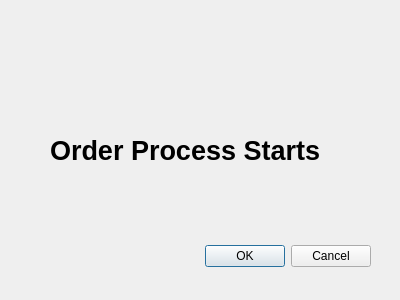
DirgeForge/tripping-octo-boo, file messagebox.ui: the form before one commit.
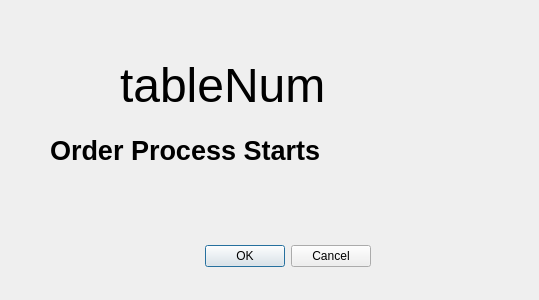
The form after the commit.

Commit message: Added table numbers to order menu

What changed in the file:
```diff
--- a/messagebox.ui
+++ b/messagebox.ui
@@ -6,7 +6,7 @@
    <rect>
     <x>0</x>
     <y>0</y>
-    <width>400</width>
+    <width>539</width>
     <height>300</height>
    </rect>
   </property>
@@ -34,7 +34,7 @@
     <rect>
      <x>50</x>
      <y>110</y>
-     <width>301</width>
+     <width>381</width>
      <height>81</height>
     </rect>
    </property>
@@ -52,6 +52,30 @@
     <string>Order Process Starts</string>
    </property>
   </widget>
+  <widget class="QLabel" name="displayTableNumber">
+   <property name="geometry">
+    <rect>
+     <x>120</x>
+     <y>50</y>
+     <width>211</width>
+     <height>71</height>
+    </rect>
+   </property>
+   <property name="font">
+    <font>
+     <pointsize>36</pointsize>
+    </font>
+   </property>
+   <property name="text">
+    <string>tableNum</string>
+   </property>
+   <property name="textFormat">
+    <enum>Qt::RichText</enum>
+   </property>
+   <property name="openExternalLinks">
+    <bool>true</bool>
+   </property>
+  </widget>
  </widget>
  <resources/>
  <connections>
```
The commit also changes 5 other files.
